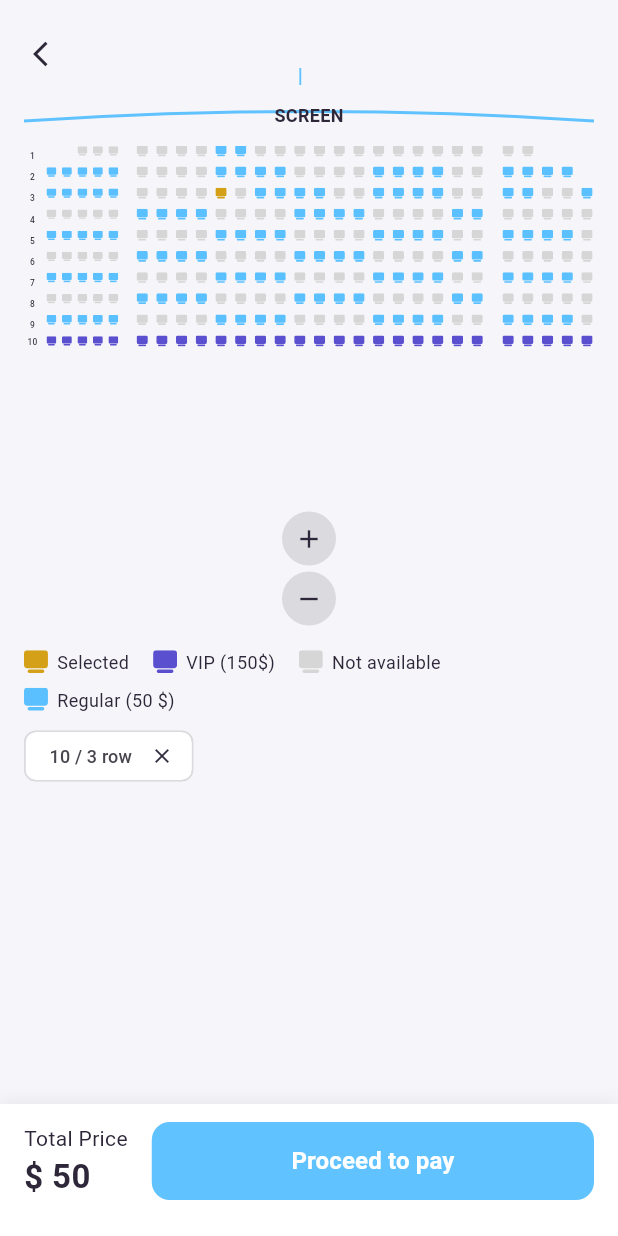
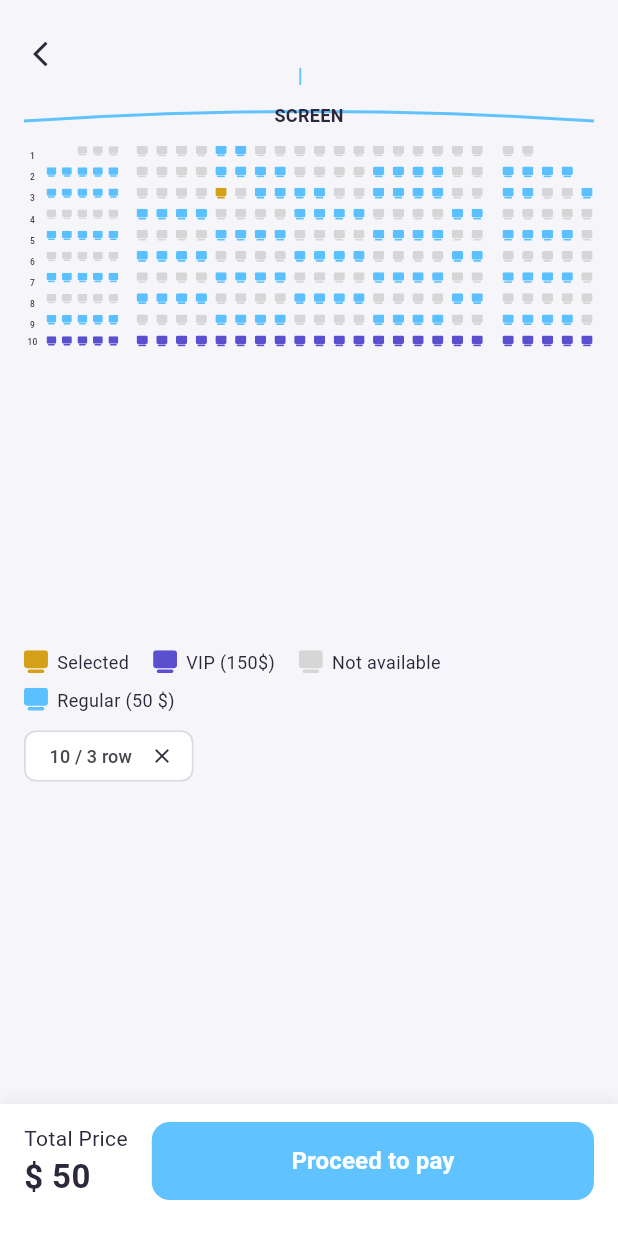
Before and after one commit to JabbarKakar/tentwenty_task, a Flutter app: the SeatSelectionScreen screen opened directly with empty values, on a phone screen of 412 x 824 dp. Run offline on Flutter 3.47's test engine with Material 3 defaults, Android fonts, the phone set to English and light mode, and no system bars; our stand-ins replace dio, flutter_svg, webview_flutter; missing offline and left inert: webview_flutter_android; network calls fail.

```diff
--- a/lib/presentation/screens/seat_selection_screen.dart
+++ b/lib/presentation/screens/seat_selection_screen.dart
@@ -298,13 +298,11 @@ class _SeatSelectionScreenState extends State<SeatSelectionScreen> {
   Widget _buildSeatMap() {
     return SizedBox(
       height: 320,
-      child: Column(
-        children: [
-          Expanded(
+      child: ClipRect(
         child: InteractiveViewer(
           minScale: 0.5,
-              maxScale: 2.0,
-              alignment: Alignment.topCenter,
+          maxScale: 3.0,
+          clipBehavior: Clip.hardEdge,
           child: FittedBox(
             fit: BoxFit.scaleDown,
             alignment: Alignment.topCenter,
@@ -318,12 +316,6 @@ class _SeatSelectionScreenState extends State<SeatSelectionScreen> {
             ),
           ),
         ),
-          ),
-          Padding(
-            padding: const EdgeInsets.only(top: 8),
-            child: _buildZoomButtons(),
-          ),
-        ],
       ),
     );
   }
@@ -412,39 +404,6 @@ class _SeatSelectionScreenState extends State<SeatSelectionScreen> {
             width: w,
             height: _seatH,
           ),
-        ),
-      ),
-    );
-  }
-
-  Widget _buildZoomButtons() {
-    return Row(
-      mainAxisAlignment: MainAxisAlignment.end,
-      mainAxisSize: MainAxisSize.min,
-      children: [
-        Column(
-          mainAxisSize: MainAxisSize.min,
-          children: [
-            _zoomBtn(Icons.add),
-            const SizedBox(height: 4),
-            _zoomBtn(Icons.remove),
-          ],
-        ),
-      ],
-    );
-  }
-
-  Widget _zoomBtn(IconData icon) {
-    return Material(
-      color: const Color(0xFFDBDBDF),
-      borderRadius: BorderRadius.circular(20),
-      child: InkWell(
-        onTap: () {},
-        borderRadius: BorderRadius.circular(20),
-        child: SizedBox(
-          width: 36,
-          height: 36,
-          child: Icon(icon, size: 20, color: const Color(0xFF2E2739)),
         ),
       ),
     );
```
Lines whose indentation alone changed are shown as unchanged.
